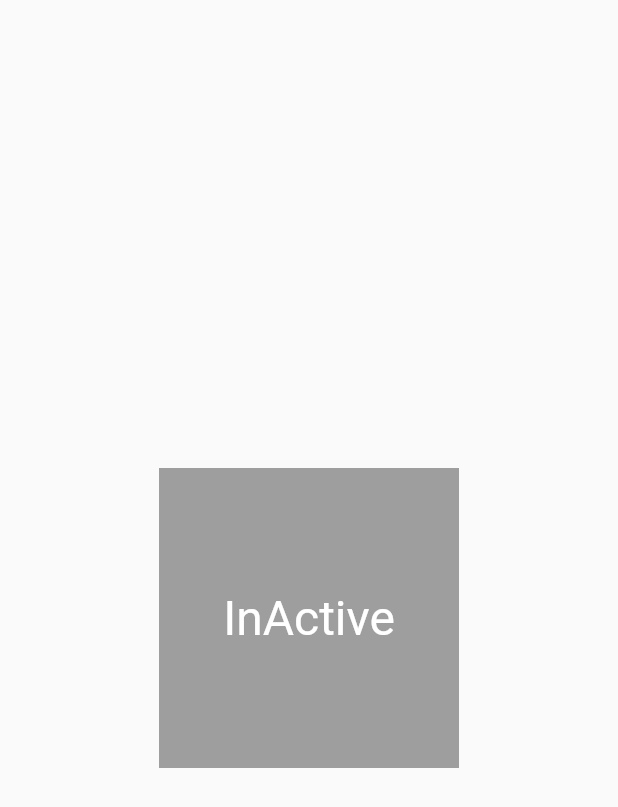
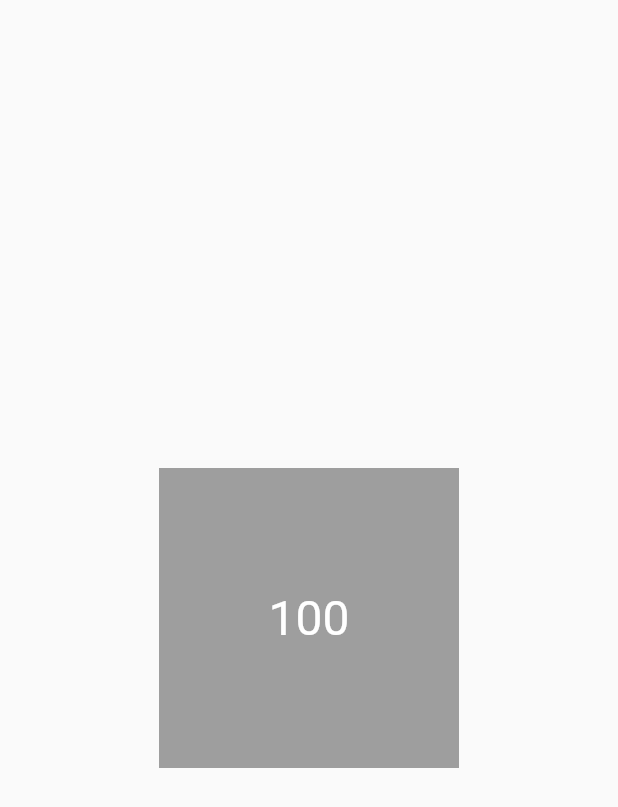
Before and after one commit to zhushihao110/flutter_app_zsh, a Flutter app: the screen it shows after launch, after a tap on "100", on a phone screen of 412 x 824 dp. Shown: the top 807 px of the screen. Run offline on Flutter 3.47's test engine with Material 2 defaults, Android fonts, the phone set to English and light mode, and no system bars; network calls fail.

Commit message:
text switch checkbox

```diff
--- a/lib/demo/counter_widget.dart
+++ b/lib/demo/counter_widget.dart
@@ -14,6 +14,8 @@ class CounterWidget extends StatefulWidget {
 
 class _CounterWidgetState extends State<CounterWidget> {
   int _counter = 0;
+  bool _switchValue = false;
+  bool _checkboxValue = false;
 
   @override
   void initState() {
@@ -23,21 +25,71 @@ class _CounterWidgetState extends State<CounterWidget> {
     print('initState');
   }
 
+  void switchOnChanged(value) {
+    setState(() {
+      _switchValue = value;
+      print(value);
+    });
+  }
+
+  void checkboxOnChanged(value) {
+    setState(() {
+      _checkboxValue = value;
+      print('--- _checkboxValue  value  is $_checkboxValue --- ');
+    });
+  }
+
   @override
   Widget build(BuildContext context) {
-    return Scaffold(
+    return Material(
+      child: Scaffold(
+        appBar: AppBar(
+          title: const Text('测试Flutter'),
+        ),
         body: Center(
-        child: TextButton(
+          child: Column(
+            mainAxisAlignment: MainAxisAlignment.center,
+            children: <Widget>[
+              TextButton(
                 child: Text('$_counter'),
                 onPressed: () => {
                   // setState(() => ++_counter)
                   Navigator.push(
                     context,
                     MaterialPageRoute(builder: (context) {
-                return const TapBoxA();
+                      return TapBoxA(
+                        conuter: _counter,
+                      );
                     }),
                   )
                 },
+              ),
+              ElevatedButton(
+                onPressed: () {
+                  print(_counter);
+                },
+                child: const Text('按钮'),
+              ),
+              Image.network(
+                "https://avatars2.githubusercontent.com/u/20411648?s=460&v=4",
+                width: 200.0,
+              ),
+              const Icon(
+                Icons.fingerprint,
+                color: Colors.green,
+                size: 50.0,
+              ),
+              Switch(
+                value: _switchValue,
+                onChanged: switchOnChanged,
+                activeColor: Colors.green,
+              ),
+              Checkbox(
+                  value: _checkboxValue,
+                  onChanged: checkboxOnChanged,
+                  activeColor: Colors.green)
+            ],
+          ),
         ),
       ),
     );
--- a/lib/demo/stateManagement/tap_box_a.dart
+++ b/lib/demo/stateManagement/tap_box_a.dart
@@ -2,21 +2,27 @@ import 'package:flutter/material.dart';
 
 // 状态在组件内部管理
 class TapBoxA extends StatefulWidget {
-  const TapBoxA({Key? key}) : super(key: key);
+  final int conuter;
+
+  const TapBoxA({Key? key, this.conuter = 666});
+
   @override
   _TapBoxAState createState() => _TapBoxAState();
 }
 
 class _TapBoxAState extends State<TapBoxA> {
-  bool _isActive = false;
+  final bool _isActive = false;
+  int number = 0;
 
   void _handleTap() {
     // setState(() => _isActive = !_isActive);
-    Navigator.pop(context);
+    // print(context);
+    Navigator.pop(context, '跳转参数');
   }
 
   @override
   Widget build(BuildContext context) {
+    number = widget.conuter;
     return Scaffold(
         // 如果没有 scafflod 包裹一层， 则text 会显示出两条下划线
         body: Center(
@@ -25,7 +31,7 @@ class _TapBoxAState extends State<TapBoxA> {
         child: Container(
           child: Center(
             child: Text(
-              _isActive ? 'Active' : 'InActive',
+              _isActive ? '$number' : '$number',
               style: const TextStyle(fontSize: 32.0, color: Colors.white),
             ),
           ),
```
Lines whose indentation alone changed are shown as unchanged.
